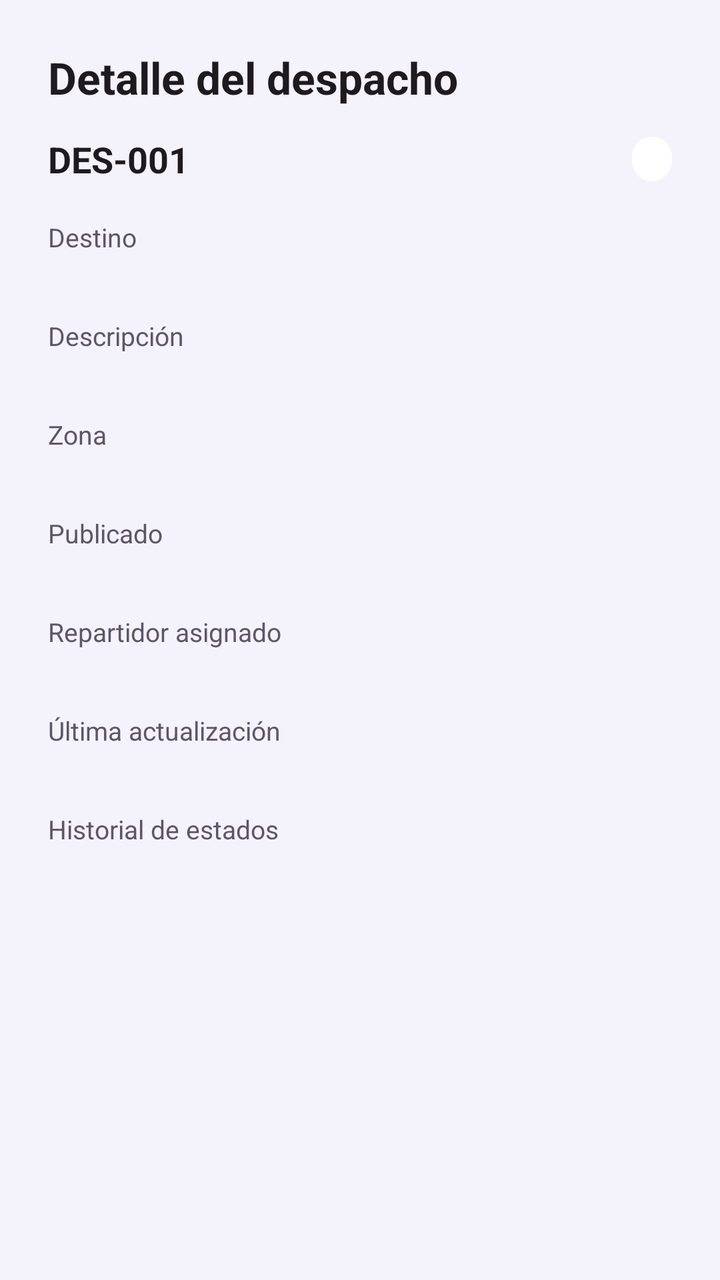
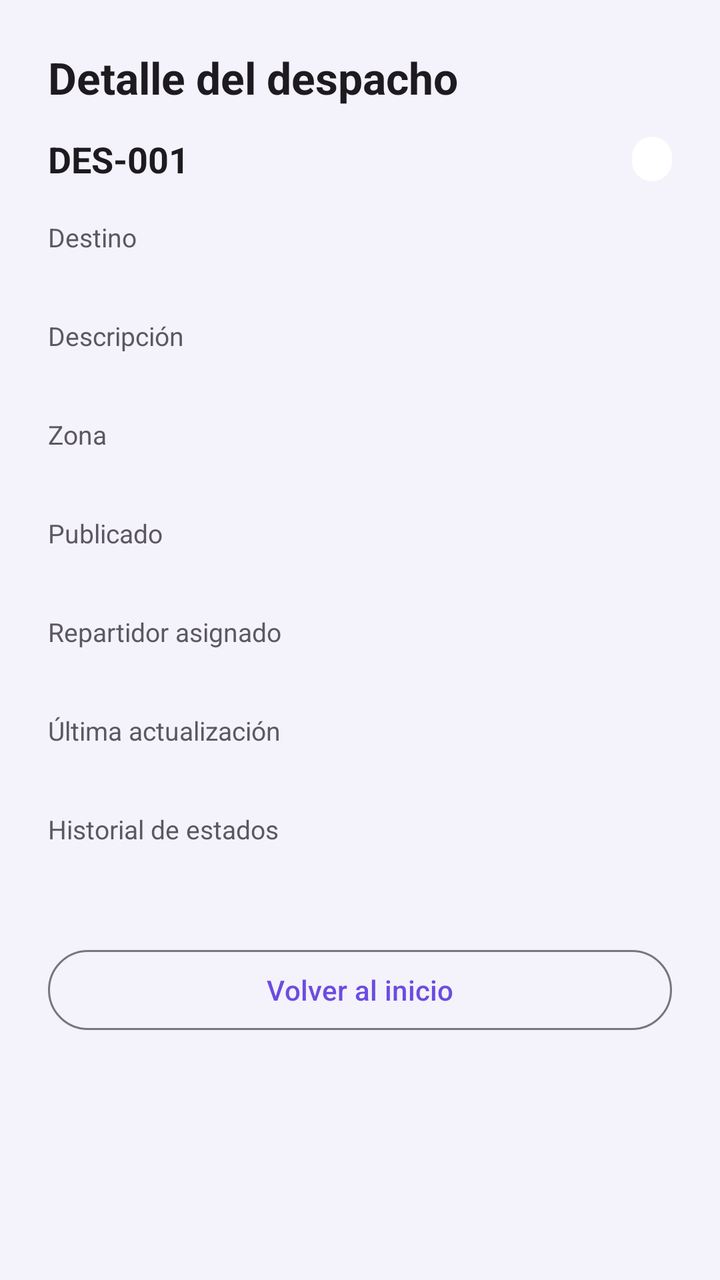

An Android layout rendered at two revisions. The XML below is the earlier revision; the diff shows what the commit changed to produce the second picture.
<!-- AndroidManifest.xml: application theme Theme.Despachos -->
<!-- res/layout/activity_detalle_despacho.xml -->
<?xml version="1.0" encoding="utf-8"?>
<ScrollView xmlns:android="http://schemas.android.com/apk/res/android"
    android:layout_width="match_parent"
    android:layout_height="match_parent"
    android:fillViewport="true">

    <LinearLayout
        android:layout_width="match_parent"
        android:layout_height="wrap_content"
        android:orientation="vertical"
        android:padding="24dp">

        <TextView
            android:layout_width="wrap_content"
            android:layout_height="wrap_content"
            android:text="Detalle del despacho"
            android:textColor="@color/texto_principal"
            android:textSize="22sp"
            android:textStyle="bold" />

        <LinearLayout
            android:layout_width="match_parent"
            android:layout_height="wrap_content"
            android:layout_marginTop="14dp"
            android:orientation="horizontal"
            android:gravity="center_vertical">

            <TextView
                android:id="@+id/tvDetalleId"
                android:layout_width="0dp"
                android:layout_height="wrap_content"
                android:layout_weight="1"
                android:text="DES-001"
                android:textColor="@color/texto_principal"
                android:textSize="18sp"
                android:textStyle="bold" />

            <TextView
                android:id="@+id/tvDetalleEstado"
                style="@style/ChipEstado"
                android:layout_width="wrap_content"
                android:layout_height="wrap_content"
                android:background="@drawable/bg_chip" />
        </LinearLayout>

        <TextView style="@style/TextoEtiqueta"
            android:layout_width="wrap_content"
            android:layout_height="wrap_content"
            android:layout_marginTop="18dp"
            android:text="Destino" />

        <TextView style="@style/TextoValor"
            android:id="@+id/tvDetalleDestino"
            android:layout_width="wrap_content"
            android:layout_height="wrap_content" />

        <TextView style="@style/TextoEtiqueta"
            android:layout_width="wrap_content"
            android:layout_height="wrap_content"
            android:text="Descripción" />

        <TextView style="@style/TextoValor"
            android:id="@+id/tvDetalleDescripcion"
            android:layout_width="wrap_content"
            android:layout_height="wrap_content" />

        <TextView style="@style/TextoEtiqueta"
            android:layout_width="wrap_content"
            android:layout_height="wrap_content"
            android:text="Zona" />

        <TextView style="@style/TextoValor"
            android:id="@+id/tvDetalleZona"
            android:layout_width="wrap_content"
            android:layout_height="wrap_content" />

        <TextView style="@style/TextoEtiqueta"
            android:layout_width="wrap_content"
            android:layout_height="wrap_content"
            android:text="Publicado" />

        <TextView style="@style/TextoValor"
            android:id="@+id/tvDetallePublicadoEn"
            android:layout_width="wrap_content"
            android:layout_height="wrap_content" />

        <TextView style="@style/TextoEtiqueta"
            android:layout_width="wrap_content"
            android:layout_height="wrap_content"
            android:text="Repartidor asignado" />

        <TextView style="@style/TextoValor"
            android:id="@+id/tvDetalleRepartidor"
            android:layout_width="wrap_content"
            android:layout_height="wrap_content" />

        <TextView style="@style/TextoEtiqueta"
            android:layout_width="wrap_content"
            android:layout_height="wrap_content"
            android:text="Última actualización" />

        <TextView style="@style/TextoValor"
            android:id="@+id/tvDetalleActualizadoEn"
            android:layout_width="wrap_content"
            android:layout_height="wrap_content" />

        <TextView style="@style/TextoEtiqueta"
            android:layout_width="wrap_content"
            android:layout_height="wrap_content"
            android:text="Historial de estados" />

        <TextView style="@style/TextoValor"
            android:id="@+id/tvDetalleHistorial"
            android:layout_width="wrap_content"
            android:layout_height="wrap_content" />

    </LinearLayout>
</ScrollView>
<!-- resources referenced by this layout -->
<resources>
  <color name="texto_principal">#1D1B20</color>
  <!-- drawable bg_chip (drawable) -->
  <?xml version="1.0" encoding="utf-8"?>
  <shape xmlns:android="http://schemas.android.com/apk/res/android" android:shape="rectangle">
      <solid android:color="#FFFFFF" />
      <corners android:radius="20dp" />
  </shape>
  <style name="ChipEstado" parent="TextAppearance.AppCompat.Caption">
          <item name="android:textColor">#FFFFFF</item>
          <item name="android:textStyle">bold</item>
          <item name="android:paddingStart">10dp</item>
          <item name="android:paddingEnd">10dp</item>
          <item name="android:paddingTop">3dp</item>
          <item name="android:paddingBottom">3dp</item>
      </style>
  <style name="TextoEtiqueta" parent="TextAppearance.AppCompat.Body1">
          <item name="android:textColor">@color/texto_secundario</item>
          <item name="android:textSize">13sp</item>
      </style>
  <style name="TextoValor" parent="TextAppearance.AppCompat.Body1">
          <item name="android:textColor">@color/texto_principal</item>
          <item name="android:textSize">16sp</item>
          <item name="android:layout_marginBottom">10dp</item>
      </style>
  <style name="Theme.Despachos" parent="Theme.Material3.DayNight">
          <item name="colorPrimary">@color/primario</item>
          <item name="colorPrimaryDark">@color/primario_oscuro</item>
          <item name="android:statusBarColor">@color/primario_oscuro</item>
          <item name="android:colorBackground">@color/fondo</item>
      </style>
  <color name="texto_secundario">#5B5766</color>
  <color name="primario">#6C4CE0</color>
  <color name="primario_oscuro">#3F2FA8</color>
  <color name="fondo">#F4F2FA</color>
</resources>

<!-- the commit's change to res/layout/activity_detalle_despacho.xml (unified diff, before → after) -->
@@ -114,5 +114,13 @@
             android:layout_width="wrap_content"
             android:layout_height="wrap_content" />
 
+        <Button
+            android:id="@+id/btnVolverInicio"
+            style="@style/Widget.Material3.Button.OutlinedButton"
+            android:layout_width="match_parent"
+            android:layout_height="wrap_content"
+            android:layout_marginTop="16dp"
+            android:text="Volver al inicio" />
+
     </LinearLayout>
 </ScrollView>
